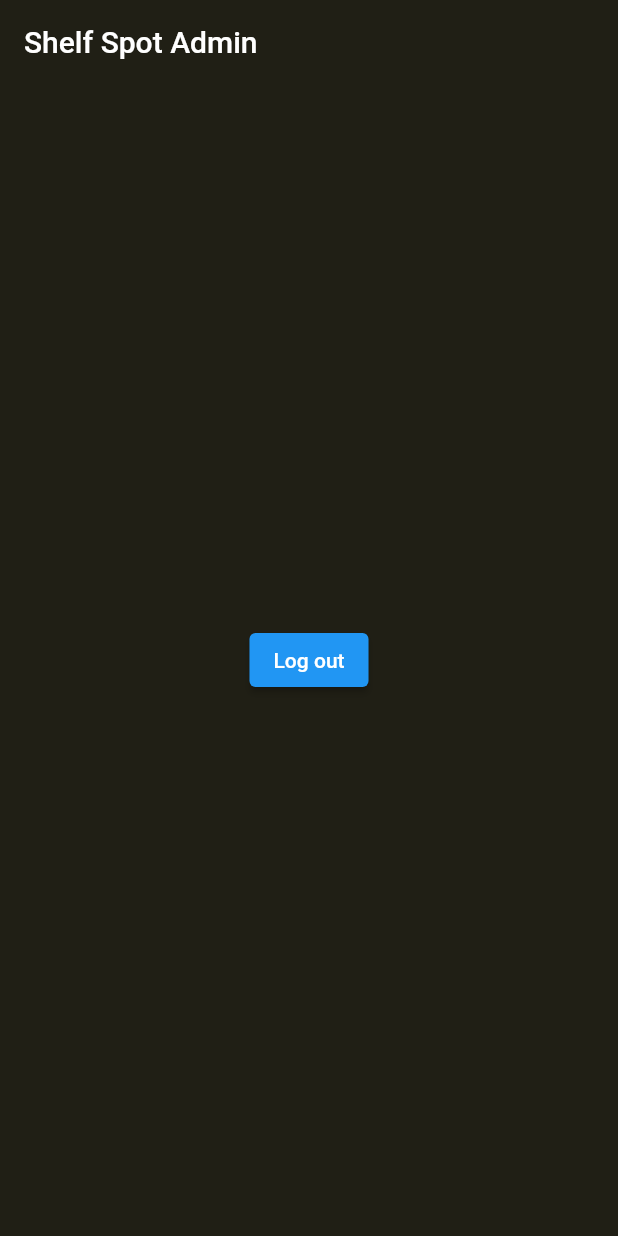
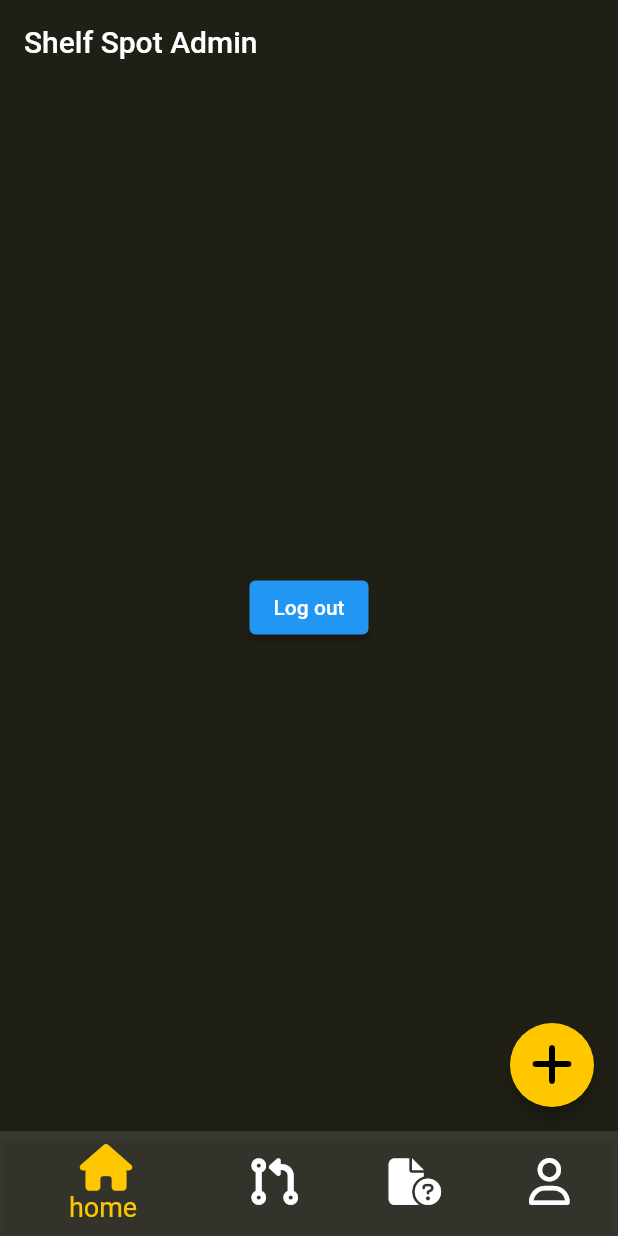
Before and after one commit to Deepak-coder80/ShelfSpot-Frontend, a Flutter app: the AdminHomePage screen opened directly, on a phone screen of 412 x 824 dp. Run offline on Flutter 3.47's test engine with Material 2 defaults, Android fonts, the phone set to English and light mode, and no system bars; our stand-ins replace email_validator, flutter_dotenv, font_awesome_flutter, jwt_decoder, loading_indicator, shared_preferences; accounts and stored records are empty.

Commit message:
admin home page bottom navigation bar

```diff
--- a/lib/main.dart
+++ b/lib/main.dart
@@ -3,7 +3,6 @@ import 'package:shared_preferences/shared_preferences.dart';
 import 'package:shelfspot/screens/authenticationScreens/login_page.dart';
 import 'package:flutter_dotenv/flutter_dotenv.dart';
 import 'package:shelfspot/screens/usersPages/adminPages/admin_home.dart';
-
 import 'screens/usersPages/studentPages/student_home.dart';
 
 void main() async {
--- a/lib/screens/usersPages/adminPages/admin_home.dart
+++ b/lib/screens/usersPages/adminPages/admin_home.dart
@@ -1,9 +1,23 @@
 import 'package:flutter/material.dart';
 import 'package:shared_preferences/shared_preferences.dart';
 import 'package:shelfspot/screens/authenticationScreens/login_page.dart';
+import 'package:font_awesome_flutter/font_awesome_flutter.dart';
 
-class AdminHomePage extends StatelessWidget {
+class AdminHomePage extends StatefulWidget {
   const AdminHomePage({Key? key}) : super(key: key);
+
+  @override
+  State<AdminHomePage> createState() => _AdminHomePageState();
+}
+
+class _AdminHomePageState extends State<AdminHomePage> {
+  int _currentIndex = 0;
+
+  void onTapBNB(index) {
+    setState(() {
+      _currentIndex = index;
+    });
+  }
 
   @override
   Widget build(BuildContext context) {
@@ -29,6 +43,53 @@ class AdminHomePage extends StatelessWidget {
           child: const Text('Log out'),
         ),
       ),
+      bottomNavigationBar: buildBottomNavigationBar(),
+      floatingActionButton: FloatingActionButton(
+        onPressed: () {},
+        elevation: 5,
+        backgroundColor: const Color(0xFFFFC700),
+        child: const Icon(
+          FontAwesomeIcons.plus,
+          color: Colors.black,
+          size: 32,
+        ),
+      ),
+    );
+  }
+
+  BottomNavigationBar buildBottomNavigationBar() {
+    return BottomNavigationBar(
+      backgroundColor: Colors.white12,
+      items: const [
+        BottomNavigationBarItem(
+          icon: Icon(FontAwesomeIcons.house),
+          label: 'home',
+          backgroundColor: Colors.white12,
+        ),
+        BottomNavigationBarItem(
+          icon: Icon(FontAwesomeIcons.codePullRequest),
+          label: 'Requests',
+          backgroundColor: Colors.white12,
+        ),
+        BottomNavigationBarItem(
+          icon: Icon(FontAwesomeIcons.fileCircleQuestion),
+          label: 'Qn papers',
+          backgroundColor: Colors.white12,
+        ),
+        BottomNavigationBarItem(
+          icon: Icon(FontAwesomeIcons.user),
+          label: 'profile',
+          backgroundColor: Colors.white12,
+        ),
+      ],
+      iconSize: 31,
+      selectedFontSize: 18,
+      selectedItemColor: const Color(0xFFFFC700),
+      unselectedItemColor: Colors.white,
+      type: BottomNavigationBarType.shifting,
+      elevation: 2,
+      currentIndex: _currentIndex,
+      onTap: onTapBNB,
     );
   }
 }
```
